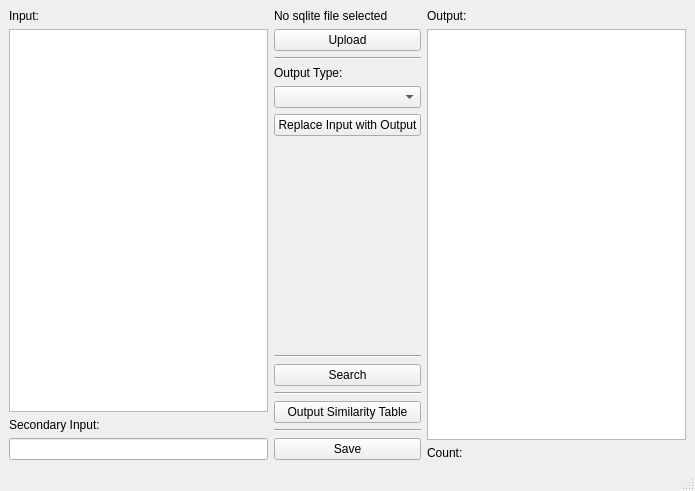
The window that ui_main_window.ui (Tyler-Hostetler/BioSynthNexus) describes before a commit, drawn with Qt 5.
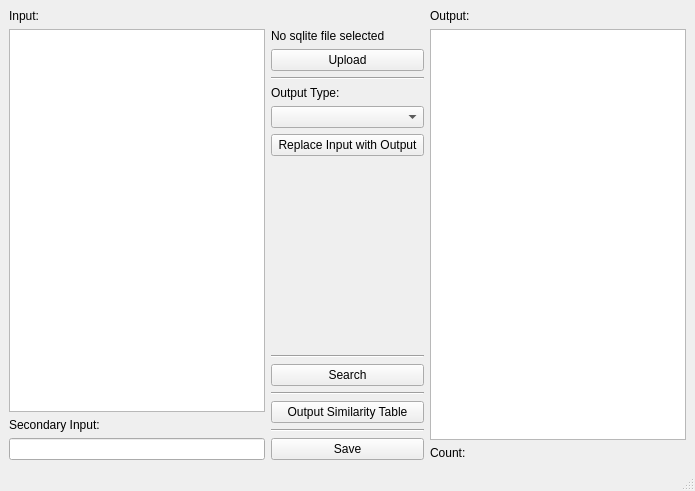
The same window after the commit.

Commit message: Fix to loadMainUI FASTA Searching

Diff of the .ui file:
```diff
--- a/ui_main_window.ui
+++ b/ui_main_window.ui
@@ -27,7 +27,17 @@
          </widget>
         </item>
         <item>
-         <widget class="QTextEdit" name="input_textedit"/>
+         <widget class="QTextEdit" name="input_textedit">
+          <property name="sizePolicy">
+           <sizepolicy hsizetype="Expanding" vsizetype="Expanding">
+            <horstretch>0</horstretch>
+            <verstretch>0</verstretch>
+           </sizepolicy>
+          </property>
+          <property name="acceptRichText">
+           <bool>false</bool>
+          </property>
+         </widget>
         </item>
         <item>
          <widget class="QLabel" name="secondary_input_label">
@@ -43,8 +53,27 @@
       </item>
       <item>
        <layout class="QVBoxLayout" name="verticalLayout">
+        <item>
+         <spacer name="horizontalSpacer">
+          <property name="orientation">
+           <enum>Qt::Horizontal</enum>
+          </property>
+          <property name="sizeHint" stdset="0">
+           <size>
+            <width>40</width>
+            <height>20</height>
+           </size>
+          </property>
+         </spacer>
+        </item>
         <item>
          <widget class="QLabel" name="sql_label">
+          <property name="sizePolicy">
+           <sizepolicy hsizetype="Ignored" vsizetype="Preferred">
+            <horstretch>0</horstretch>
+            <verstretch>0</verstretch>
+           </sizepolicy>
+          </property>
           <property name="text">
            <string>No sqlite file selected</string>
           </property>
@@ -54,6 +83,12 @@
          <layout class="QHBoxLayout" name="horizontalLayout_4">
           <item>
            <widget class="QPushButton" name="sql_button">
+            <property name="sizePolicy">
+             <sizepolicy hsizetype="Minimum" vsizetype="Fixed">
+              <horstretch>0</horstretch>
+              <verstretch>0</verstretch>
+             </sizepolicy>
+            </property>
             <property name="text">
              <string>Upload</string>
             </property>
```
The commit also changes 1 other file.
